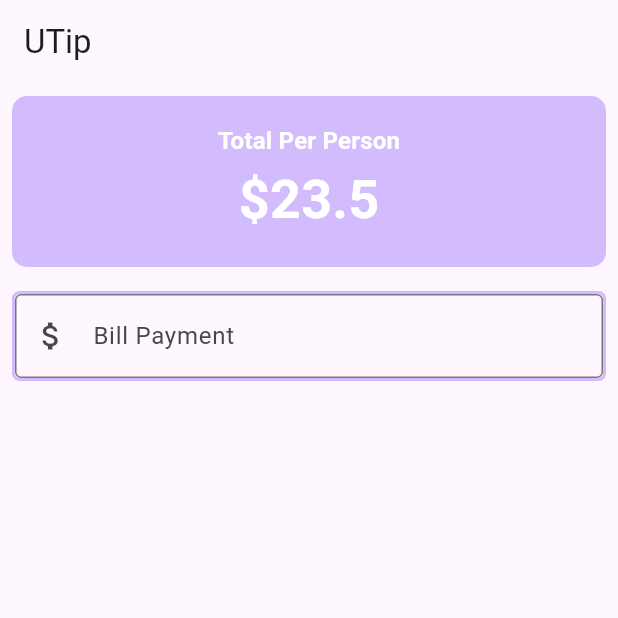
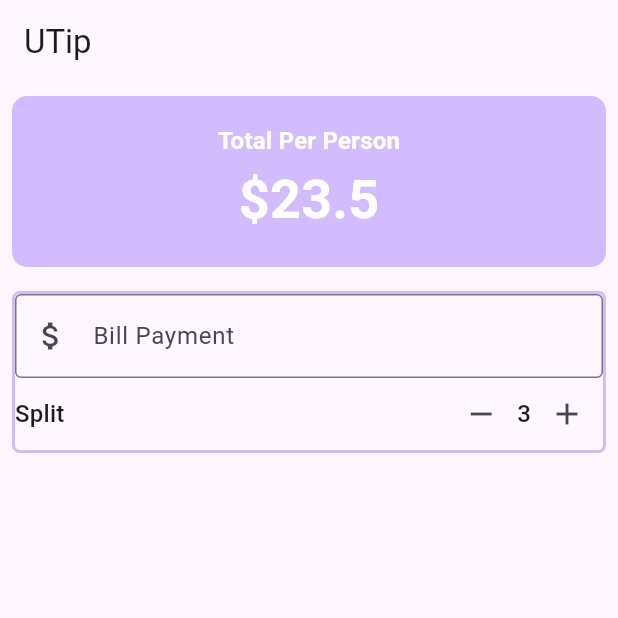
Before and after one commit to IsarahTarila1/UTip-Calculator, a Flutter app: the screen it shows after launch, on a phone screen of 412 x 824 dp, the top half of it. Run offline on Flutter 3.47's test engine with Material 3 defaults, Android fonts, the phone set to English and light mode, and no system bars.

Commit message:
Creating the Split Bill Section

```diff
--- a/lib/main.dart
+++ b/lib/main.dart
@@ -82,11 +82,30 @@ class UTip extends StatelessWidget {
                     onChanged: (String value){
                       print("Value $value");
                     }
+                  ), //TextField
+                  //Split Bill Area
+                    Row(
+                      mainAxisAlignment: MainAxisAlignment.spaceBetween,
+                    children: [
+                      Text("Split",
+                      style: theme.textTheme.titleMedium,
+                      ),
+                         Row(
+                        children: [
+                          IconButton(
+                              onPressed: () =>{}, icon: const Icon(Icons.remove)),
+                          Text("3",
+                          style: theme.textTheme.titleMedium,),
+                          IconButton(
+                              onPressed: () => {}, icon: const Icon(Icons.add))
+                        ],
+                      ),
+                    ],
                   )
                 ],
               ),
             ),
-          )
+          ),
         ],
       ),
     );
```
